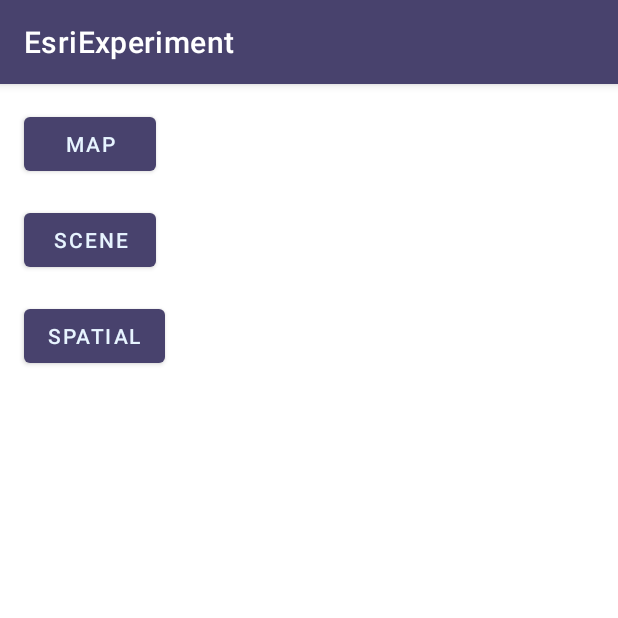
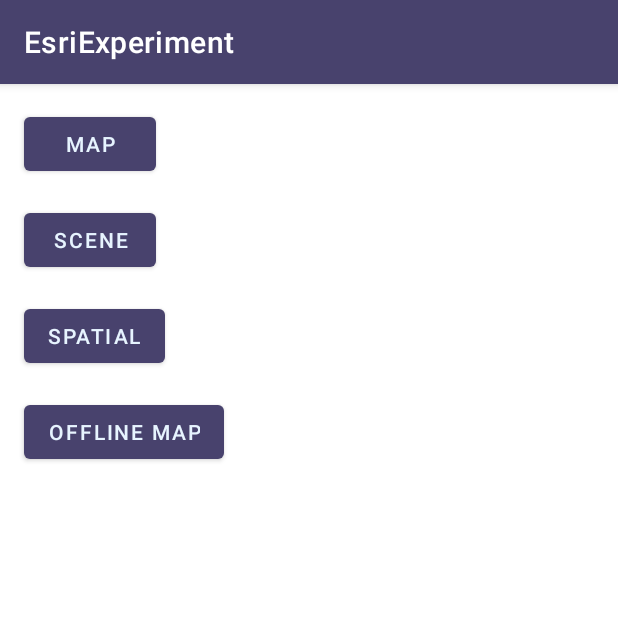
Before and after one commit to ilkayaktas/EsriExperiment, an Android app: the screen it shows after launch (MainActivity), on a phone screen of 412 x 824 dp, the top half of it. Run offline under Robolectric (Android 15) with nearby library versions, the phone set to English and light mode, and no system bars.

Commit message:
Offline map is loaded.

```diff
--- a/app/src/main/AndroidManifest.xml
+++ b/app/src/main/AndroidManifest.xml
@@ -1,7 +1,7 @@
 <?xml version="1.0" encoding="utf-8"?>
 <manifest xmlns:android="http://schemas.android.com/apk/res/android"
         package="tr.com.aselsan.esriexperiment">
-
+    <uses-permission android:name="android.permission.READ_STORAGE"/>
     <uses-permission android:name="android.permission.INTERNET" />
     <uses-feature
             android:glEsVersion="0x00030000"
@@ -24,6 +24,7 @@
         <activity android:name=".MapActivity" />
         <activity android:name=".SceneActivity" />
         <activity android:name=".SpatialReferenceActivity" />
+        <activity android:name=".OfflineMapActivity" />
     </application>
 
 </manifest>
--- a/app/src/main/java/tr/com/aselsan/esriexperiment/MainActivity.java
+++ b/app/src/main/java/tr/com/aselsan/esriexperiment/MainActivity.java
@@ -27,4 +27,8 @@ public class MainActivity extends AppCompatActivity {
     public void openSpatialView(View view) {
         startActivity(new Intent(this, SpatialReferenceActivity.class));
     }
+
+    public void openOfflineView(View view) {
+        startActivity(new Intent(this, OfflineMapActivity.class));
+    }
 }
--- a/app/src/main/res/layout/activity_main.xml
+++ b/app/src/main/res/layout/activity_main.xml
@@ -37,4 +37,14 @@
             android:onClick="openSpatialView"
             app:layout_constraintStart_toStartOf="@+id/button2"
             app:layout_constraintTop_toBottomOf="@+id/button2" />
+
+    <Button
+            android:id="@+id/button4"
+            android:layout_width="wrap_content"
+            android:layout_height="wrap_content"
+            android:layout_marginTop="16dp"
+            android:text="Offline Map"
+            android:onClick="openOfflineView"
+            app:layout_constraintStart_toStartOf="@+id/button3"
+            app:layout_constraintTop_toBottomOf="@+id/button3" />
 </androidx.constraintlayout.widget.ConstraintLayout>
```
Also changed, not shown: app/src/main/java/tr/com/aselsan/esriexperiment/OfflineMapActivity.java (added, +112 -0 lines), app/src/main/res/layout/activity_offlinemap.xml (added, +19 -0 lines), 2 other files.
